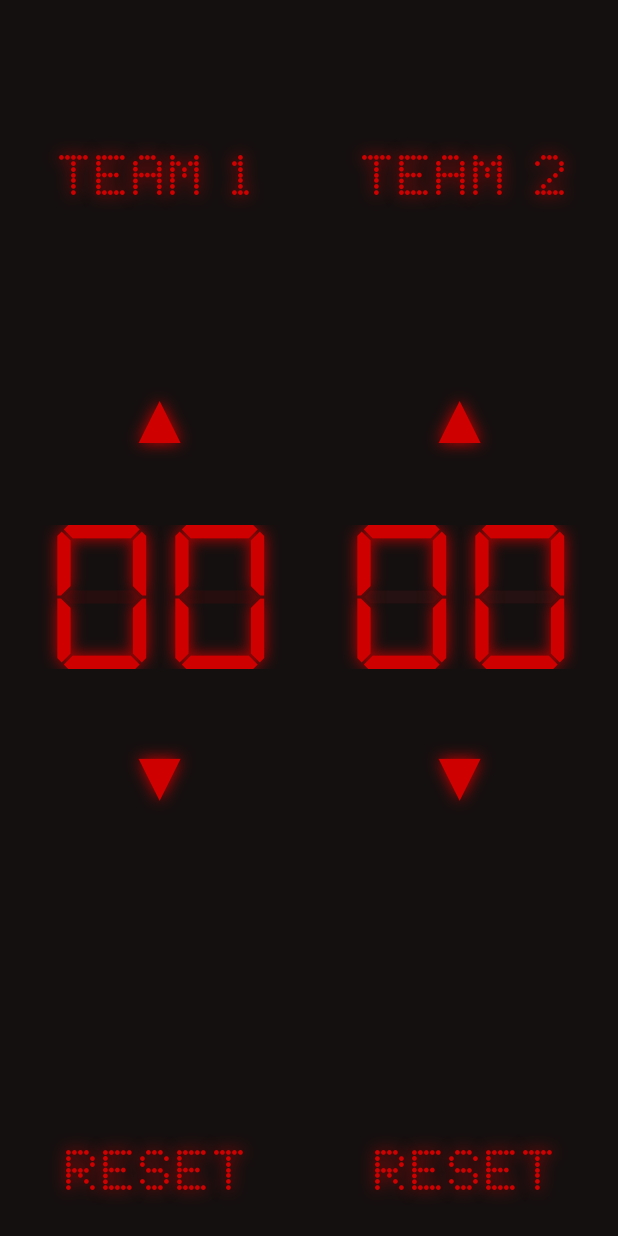
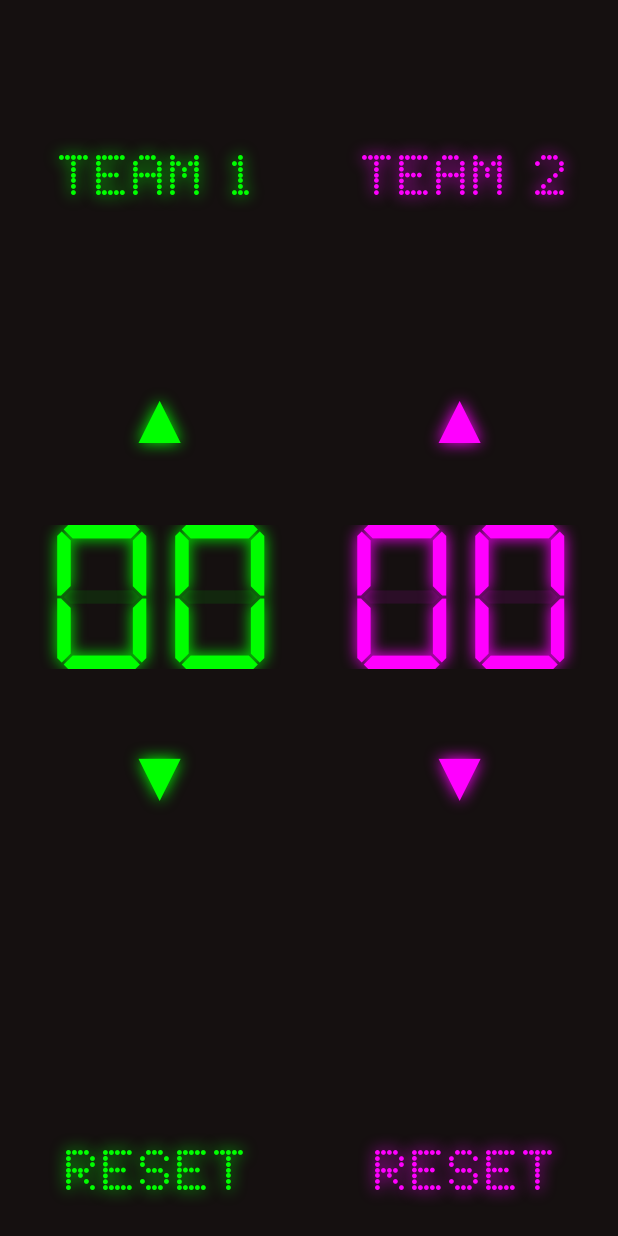
Before and after one commit to Krhomv/scoredisplay, an Android app: the layout activity_main.xml on its own in the app's theme, with its tools: preview values and no code run, on a phone screen of 412 x 824 dp. Run offline under Robolectric (Android 15) with nearby library versions, the phone set to English and light mode, and no system bars.

Commit message:
General improvements
* Fixed color picker
* Added loc
* Improved horizontal display
* Cleaned up main activity code

```diff
--- a/Android/ScoreDisplay/app/src/main/res/layout-land/activity_main.xml
+++ b/Android/ScoreDisplay/app/src/main/res/layout-land/activity_main.xml
@@ -13,22 +13,21 @@
         android:id="@+id/linearLayout"
         android:layout_width="match_parent"
         android:layout_height="match_parent"
+        android:orientation="horizontal"
         android:gravity="center"
-        android:orientation="vertical"
         tools:layout_editor_absoluteX="1dp"
         tools:layout_editor_absoluteY="1dp">
 
         <Space
-            android:layout_width="match_parent"
-            android:layout_height="wrap_content"
-            android:layout_weight="1"
-            />
+            android:layout_width="0dp"
+            android:layout_height="fill_parent"
+            android:layout_weight="1"/>
 
         <LinearLayout
-            android:layout_width="match_parent"
-            android:layout_height="wrap_content"
+            android:layout_width="wrap_content"
+            android:layout_height="match_parent"
             android:layout_gravity="bottom"
-            android:layout_weight="0"
+            android:orientation="vertical"
             >
 
             <Button
@@ -38,41 +37,40 @@
                 android:layout_height="wrap_content"
                 android:layout_weight="1"
                 android:fontFamily="@font/led_dot_matrix"
-                android:shadowColor="#CF0000"
+                android:shadowColor="@color/team1Color"
                 android:shadowDx="0.0"
                 android:shadowDy="0.0"
                 android:shadowRadius="12"
                 android:text="TEAM 1"
                 android:textAlignment="center"
-                android:textColor="#CF0000"
+                android:textColor="@color/team1Color"
                 android:textSize="38sp" />
+
 
             <Button
                 style="@style/Widget.AppCompat.Button.Borderless"
-                android:id="@+id/team2Name"
+                android:id="@+id/team1ScoreReset"
                 android:layout_width="fill_parent"
                 android:layout_height="wrap_content"
                 android:layout_weight="1"
                 android:fontFamily="@font/led_dot_matrix"
-                android:shadowColor="#CF0000"
+                android:shadowColor="@color/team1Color"
                 android:shadowDx="0.0"
                 android:shadowDy="0.0"
                 android:shadowRadius="12"
-                android:text="TEAM 2"
-                android:textAlignment="center"
-                android:textColor="#CF0000"
+                android:text="@string/reset"
+                android:textColor="@color/team1Color"
                 android:textSize="38sp" />
         </LinearLayout>
 
         <Space
-            android:layout_width="match_parent"
-            android:layout_height="wrap_content"
+            android:layout_height="match_parent"
             android:layout_weight="1"
-            />
+            android:layout_width="0dp"/>
 
         <LinearLayout
             android:layout_width="wrap_content"
-            android:layout_height="wrap_content"
+            android:layout_height="fill_parent"
             android:gravity="center"
             android:orientation="horizontal">
 
@@ -88,12 +86,12 @@
                     android:layout_height="wrap_content"
                     android:layout_weight="1"
                     android:fontFamily="sans-serif"
-                    android:shadowColor="#CF0000"
+                    android:shadowColor="@color/team1Color"
                     android:shadowDx="0.0"
                     android:shadowDy="0.0"
                     android:shadowRadius="12"
                     android:text="▲"
-                    android:textColor="#CF0000"
+                    android:textColor="@color/team1Color"
                     android:textSize="48sp"
 
                     />
@@ -112,7 +110,7 @@
                         android:fontFamily="@font/dseg_regular"
                         android:inputType="number"
                         android:imeOptions="actionDone"
-                        android:shadowColor="#CF0000"
+                        android:shadowColor="@color/team1Color"
                         android:shadowDx="0.0"
                         android:shadowDy="0.0"
                         android:shadowRadius="12"
@@ -121,7 +119,7 @@
                         android:maxLength="2"
                         android:paddingRight="10dp"
                         android:textAlignment="textEnd"
-                        android:textColor="#CF0000"
+                        android:textColor="@color/team1Color"
                         android:textSize="96sp" />
 
                     <TextView
@@ -135,9 +133,10 @@
                         android:singleLine="true"
                         android:text="88"
                         android:textAlignment="textEnd"
-                        android:textColor="#19CF0000"
+                        android:textColor="@color/team1Color"
                         android:textSize="96sp"
-                        android:translationZ="-10dp" />
+                        android:translationZ="-10dp"
+                        android:alpha="0.1"/>
                 </FrameLayout>
 
                 <Button
@@ -147,14 +146,18 @@
                     android:layout_height="wrap_content"
                     android:layout_weight="1"
                     android:fontFamily="sans-serif"
-                    android:shadowColor="#CF0000"
+                    android:shadowColor="@color/team1Color"
                     android:shadowDx="0.0"
                     android:shadowDy="0.0"
                     android:shadowRadius="12"
                     android:text="▼"
-                    android:textColor="#CF0000"
+                    android:textColor="@color/team1Color"
                     android:textSize="48sp" />
 
+                <Space
+                    android:layout_height="0dp"
+                    android:layout_width="match_parent"
+                    android:layout_weight="1"/>
 
             </LinearLayout>
 
@@ -175,12 +178,12 @@
                     android:layout_height="wrap_content"
                     android:layout_weight="1"
                     android:fontFamily="sans-serif"
-                    android:shadowColor="#CF0000"
+                    android:shadowColor="@color/team2Color"
                     android:shadowDx="0.0"
                     android:shadowDy="0.0"
                     android:shadowRadius="12"
                     android:text="▲"
-                    android:textColor="#CF0000"
+                    android:textColor="@color/team2Color"
                     android:textSize="48sp" />
 
                 <FrameLayout
@@ -196,7 +199,7 @@
                         android:fontFamily="@font/dseg_regular"
                         android:inputType="number"
                         android:imeOptions="actionDone"
-                        android:shadowColor="#CF0000"
+                        android:shadowColor="@color/team2Color"
                         android:shadowDx="0.0"
                         android:shadowDy="0.0"
                         android:shadowRadius="12"
@@ -204,7 +207,7 @@
                         android:text="00"
                         android:textAlignment="textEnd"
                         android:paddingRight="10dp"
-                        android:textColor="#CF0000"
+                        android:textColor="@color/team2Color"
                         android:maxLength="2"
                         android:textSize="96sp" />
 
@@ -219,9 +222,10 @@
                         android:text="88"
                         android:textAlignment="textEnd"
                         android:paddingRight="10dp"
-                        android:textColor="#251111"
+                        android:textColor="@color/team2Color"
                         android:textSize="96sp"
-                        android:translationZ="-10dp" />
+                        android:translationZ="-10dp"
+                        android:alpha="0.1"/>
                 </FrameLayout>
 
                 <Button
@@ -231,63 +235,66 @@
                     android:layout_height="wrap_content"
                     android:layout_weight="1"
                     android:fontFamily="sans-serif"
-                    android:shadowColor="#CF0000"
+                    android:shadowColor="@color/team2Color"
                     android:shadowDx="0.0"
                     android:shadowDy="0.0"
                     android:shadowRadius="12"
                     android:text="▼"
-                    android:textColor="#CF0000"
+                    android:textColor="@color/team2Color"
                     android:textSize="48sp" />
             </LinearLayout>
         </LinearLayout>
 
         <Space
-            android:layout_width="match_parent"
-            android:layout_height="wrap_content"
-            android:layout_weight="2"
-            />
+            android:layout_height="match_parent"
+            android:layout_weight="1"
+            android:layout_width="0dp"/>
 
         <LinearLayout
-            android:layout_width="match_parent"
-            android:layout_height="wrap_content"
+            android:layout_width="wrap_content"
+            android:layout_height="match_parent"
             android:layout_gravity="bottom"
-            android:layout_weight="0"
+            android:orientation="vertical"
             >
 
             <Button
-                android:id="@+id/team1ScoreReset"
                 style="@style/Widget.AppCompat.Button.Borderless"
+                android:id="@+id/team2Name"
                 android:layout_width="fill_parent"
                 android:layout_height="wrap_content"
                 android:layout_weight="1"
                 android:fontFamily="@font/led_dot_matrix"
-                android:paddingBottom="20dp"
-                android:paddingTop="20dp"
-                android:shadowColor="#CF0000"
+                android:shadowColor="@color/team2Color"
                 android:shadowDx="0.0"
                 android:shadowDy="0.0"
                 android:shadowRadius="12"
-                android:text="reset"
-                android:textColor="#CF0000"
+                android:text="TEAM 1"
+                android:textAlignment="center"
+                android:textColor="@color/team2Color"
                 android:textSize="38sp" />
 
+
             <Button
+                style="@style/Widget.AppCompat.Button.Borderless"
                 android:id="@+id/team2ScoreReset"
-                style="@style/Widget.AppCompat.Button.Borderless"
                 android:layout_width="fill_parent"
                 android:layout_height="wrap_content"
                 android:layout_weight="1"
                 android:fontFamily="@font/led_dot_matrix"
-                android:paddingBottom="20dp"
-                android:paddingTop="20dp"
-                android:shadowColor="#CF0000"
+                android:shadowColor="@color/team2Color"
                 android:shadowDx="0.0"
                 android:shadowDy="0.0"
                 android:shadowRadius="12"
-                android:text="reset"
-                android:textColor="#CF0000"
+                android:text="@string/reset"
+                android:textColor="@color/team2Color"
                 android:textSize="38sp" />
+
         </LinearLayout>
+
+        <Space
+            android:layout_width="0dp"
+            android:layout_height="fill_parent"
+            android:layout_weight="1"/>
     </LinearLayout>
 
 
--- a/Android/ScoreDisplay/app/src/main/res/layout/activity_main.xml
+++ b/Android/ScoreDisplay/app/src/main/res/layout/activity_main.xml
@@ -38,13 +38,13 @@
                 android:layout_height="wrap_content"
                 android:layout_weight="1"
                 android:fontFamily="@font/led_dot_matrix"
-                android:shadowColor="#CF0000"
+                android:shadowColor="@color/team1Color"
                 android:shadowDx="0.0"
                 android:shadowDy="0.0"
                 android:shadowRadius="12"
                 android:text="TEAM 1"
                 android:textAlignment="center"
-                android:textColor="#CF0000"
+                android:textColor="@color/team1Color"
                 android:textSize="38sp" />
 
             <Button
@@ -54,13 +54,13 @@
                 android:layout_height="wrap_content"
                 android:layout_weight="1"
                 android:fontFamily="@font/led_dot_matrix"
-                android:shadowColor="#CF0000"
+                android:shadowColor="@color/team2Color"
                 android:shadowDx="0.0"
                 android:shadowDy="0.0"
                 android:shadowRadius="12"
                 android:text="TEAM 2"
                 android:textAlignment="center"
-                android:textColor="#CF0000"
+                android:textColor="@color/team2Color"
                 android:textSize="38sp" />
         </LinearLayout>
 
@@ -88,12 +88,12 @@
                     android:layout_height="wrap_content"
                     android:layout_weight="1"
                     android:fontFamily="sans-serif"
-                    android:shadowColor="#CF0000"
+                    android:shadowColor="@color/team1Color"
                     android:shadowDx="0.0"
                     android:shadowDy="0.0"
                     android:shadowRadius="12"
                     android:text="▲"
-                    android:textColor="#CF0000"
+                    android:textColor="@color/team1Color"
                     android:textSize="48sp" />
 
                 <FrameLayout
@@ -111,7 +111,7 @@
                         android:fontFamily="@font/dseg_regular"
                         android:inputType="number"
                         android:imeOptions="actionDone"
-                        android:shadowColor="#CF0000"
+                        android:shadowColor="@color/team1Color"
                         android:shadowDx="0.0"
                         android:shadowDy="0.0"
                         android:shadowRadius="12"
@@ -120,7 +120,7 @@
                         android:maxLength="2"
                         android:paddingRight="10dp"
                         android:textAlignment="textEnd"
-                        android:textColor="#CF0000"
+                        android:textColor="@color/team1Color"
                         android:textSize="96sp" />
 
                     <TextView
@@ -134,9 +134,11 @@
                         android:singleLine="true"
                         android:text="88"
                         android:textAlignment="textEnd"
-                        android:textColor="#19CF0000"
+                        android:textColor="@color/team1Color"
                         android:textSize="96sp"
-                        android:translationZ="-10dp" />
+                        android:translationZ="-10dp"
+                        android:alpha="0.1"
+                        />
                 </FrameLayout>
 
                 <Button
@@ -146,12 +148,12 @@
                     android:layout_height="wrap_content"
                     android:layout_weight="1"
                     android:fontFamily="sans-serif"
-                    android:shadowColor="#CF0000"
+                    android:shadowColor="@color/team1Color"
                     android:shadowDx="0.0"
                     android:shadowDy="0.0"
                     android:shadowRadius="12"
                     android:text="▼"
-                    android:textColor="#CF0000"
+                    android:textColor="@color/team1Color"
                     android:textSize="48sp" />
 
 
@@ -174,12 +176,12 @@
                     android:layout_height="wrap_content"
                     android:layout_weight="1"
                     android:fontFamily="sans-serif"
-                    android:shadowColor="#CF0000"
+                    android:shadowColor="@color/team2Color"
                     android:shadowDx="0.0"
                     android:shadowDy="0.0"
                     android:shadowRadius="12"
                     android:text="▲"
-                    android:textColor="#CF0000"
+                    android:textColor="@color/team2Color"
                     android:textSize="48sp" />
 
                 <FrameLayout
@@ -197,7 +199,7 @@
                         android:fontFamily="@font/dseg_regular"
                         android:inputType="number"
                         android:imeOptions="actionDone"
-                        android:shadowColor="#CF0000"
+                        android:shadowColor="@color/team2Color"
                         android:shadowDx="0.0"
                         android:shadowDy="0.0"
                         android:shadowRadius="12"
@@ -205,7 +207,7 @@
                         android:text="00"
                         android:textAlignment="textEnd"
                         android:paddingRight="10dp"
-                        android:textColor="#CF0000"
+                        android:textColor="@color/team2Color"
                         android:maxLength="2"
                         android:textSize="96sp" />
 
@@ -220,9 +222,10 @@
                         android:text="88"
                         android:textAlignment="textEnd"
                         android:paddingRight="10dp"
-                        android:textColor="#251111"
+                        android:textColor="@color/team2Color"
                         android:textSize="96sp"
-                        android:translationZ="-10dp" />
+                        android:translationZ="-10dp"
+                        android:alpha="0.1"/>
                 </FrameLayout>
 
                 <Button
@@ -232,12 +235,12 @@
                     android:layout_height="wrap_content"
                     android:layout_weight="1"
                     android:fontFamily="sans-serif"
-                    android:shadowColor="#CF0000"
+                    android:shadowColor="@color/team2Color"
                     android:shadowDx="0.0"
                     android:shadowDy="0.0"
                     android:shadowRadius="12"
                     android:text="▼"
-                    android:textColor="#CF0000"
+                    android:textColor="@color/team2Color"
                     android:textSize="48sp" />
             </LinearLayout>
         </LinearLayout>
@@ -264,12 +267,12 @@
                 android:fontFamily="@font/led_dot_matrix"
                 android:paddingBottom="20dp"
                 android:paddingTop="20dp"
-                android:shadowColor="#CF0000"
+                android:shadowColor="@color/team1Color"
                 android:shadowDx="0.0"
                 android:shadowDy="0.0"
                 android:shadowRadius="12"
-                android:text="reset"
-                android:textColor="#CF0000"
+                android:text="@string/reset"
+                android:textColor="@color/team1Color"
                 android:textSize="38sp" />
 
             <Button
@@ -281,12 +284,12 @@
                 android:fontFamily="@font/led_dot_matrix"
                 android:paddingBottom="20dp"
                 android:paddingTop="20dp"
-                android:shadowColor="#CF0000"
+                android:shadowColor="@color/team2Color"
                 android:shadowDx="0.0"
                 android:shadowDy="0.0"
                 android:shadowRadius="12"
-                android:text="reset"
-                android:textColor="#CF0000"
+                android:text="@string/reset"
+                android:textColor="@color/team2Color"
                 android:textSize="38sp" />
         </LinearLayout>
     </LinearLayout>
--- a/Android/ScoreDisplay/app/src/main/res/values/colors.xml
+++ b/Android/ScoreDisplay/app/src/main/res/values/colors.xml
@@ -3,4 +3,6 @@
     <color name="score_display_background">#151010</color>
     <color name="black">#FF000000</color>
     <color name="white">#FFFFFFFF</color>
+    <color name="team1Color">#00FF00</color>
+    <color name="team2Color">#FF00FF</color>
 </resources>
--- a/Android/ScoreDisplay/app/src/main/res/values/strings.xml
+++ b/Android/ScoreDisplay/app/src/main/res/values/strings.xml
@@ -1,6 +1,6 @@
 <resources>
     <string name="app_name">Score Display</string>
-    <string name="title_activity_team_settings">team_settings</string>
+    <string name="title_activity_team_settings">Team Settings</string>
 
     <!-- Preference Titles -->
     <string name="team1_preferences_header">Setup Team 1</string>
@@ -13,5 +13,6 @@
     <string name="team1">Team 1</string>
     <string name="TEAM_1">TEAM 1</string>
     <string name="TEAM_2">TEAM 2</string>
+    <string name="reset">Reset</string>
 
 </resources>
```
Also changed, not shown: Android/ScoreDisplay/app/src/main/java/com/krhom/scoredisplay/BaseDialogFragment.java (deleted, +0 -26 lines), Android/ScoreDisplay/app/src/main/java/com/krhom/scoredisplay/MainActivity.java (+52 -87 lines), Android/ScoreDisplay/app/src/main/java/com/krhom/scoredisplay/TeamSettingsActivity.java (+3 -54 lines), Android/ScoreDisplay/app/src/main/res/layout-land/team_setup_dialog.xml (deleted, +0 -38 lines), Android/ScoreDisplay/app/src/main/res/layout/team_setup_dialog.xml (deleted, +0 -38 lines), Android/ScoreDisplay/app/src/main/res/xml/team1_preferences.xml (+6 -1 lines), Android/ScoreDisplay/app/src/main/res/xml/team2_preferences.xml (+6 -1 lines), 1 other file.
